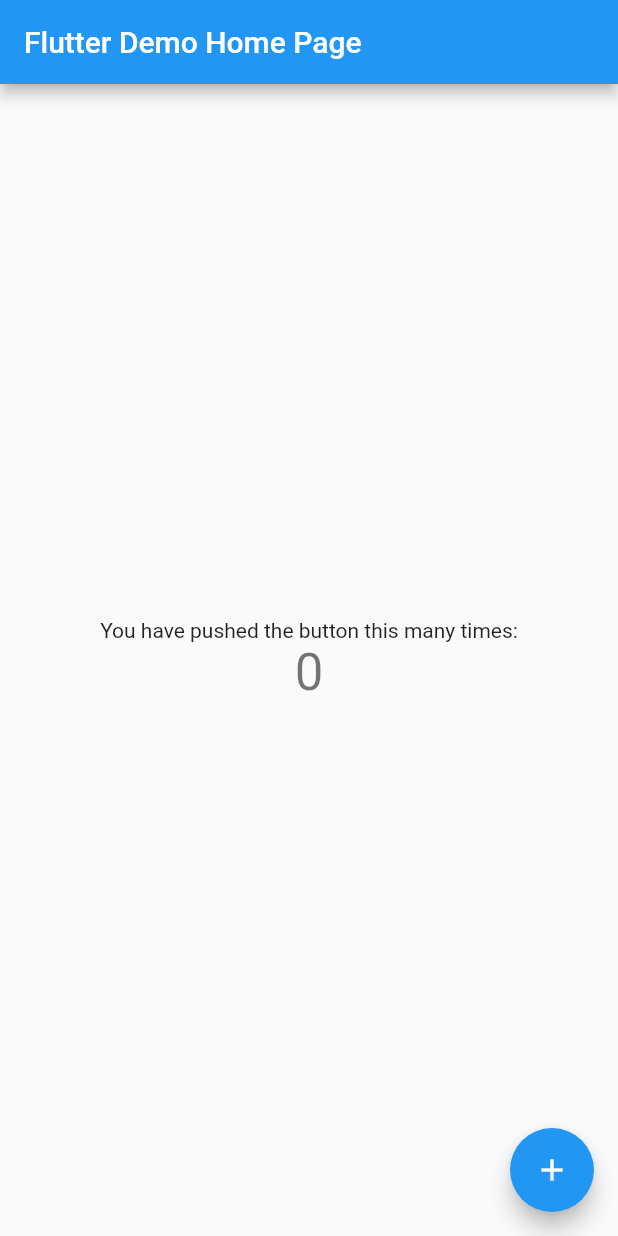
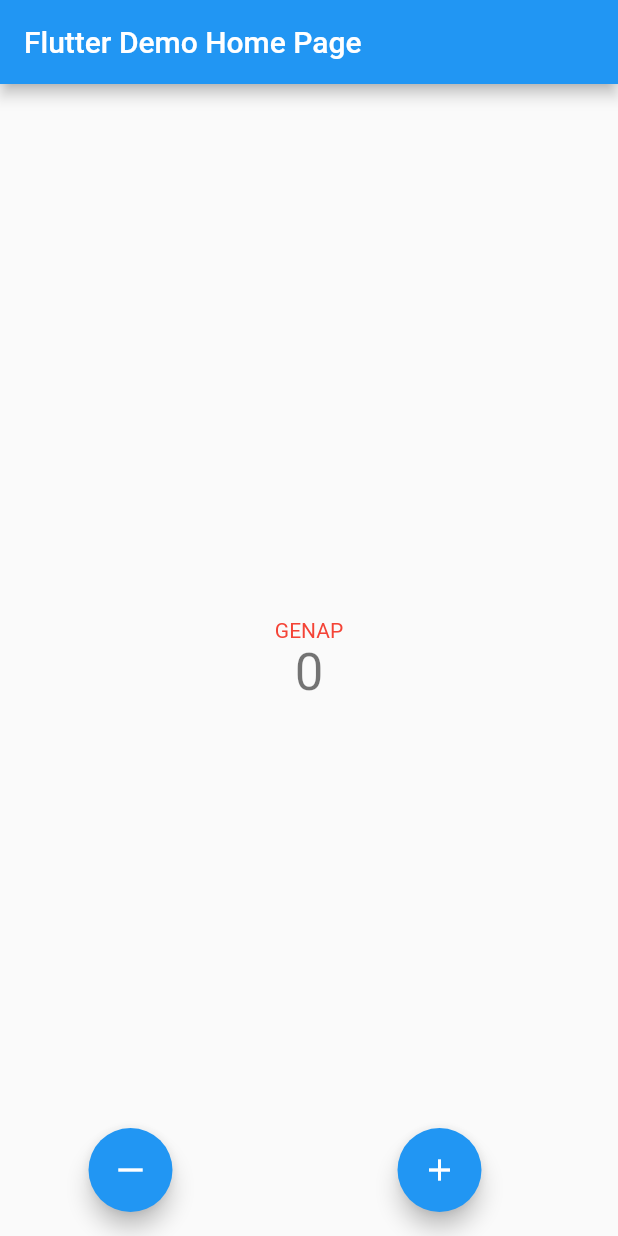
Before and after one commit to ihzadfm/pbp-flutter-lab, a Flutter app: the screen it shows after launch, on a phone screen of 412 x 824 dp. Run offline on Flutter 3.47's test engine with Material 2 defaults, Android fonts, the phone set to English and light mode, and no system bars.

Commit message:
FINAL TUGAS 7

```diff
--- a/lib/main.dart
+++ b/lib/main.dart
@@ -61,6 +61,14 @@ class _MyHomePageState extends State<MyHomePage> {
     });
   }
 
+  void _decrementCounter() {
+    if (_counter > 0) {
+      setState(() {
+        _counter--;
+      });
+    }
+  }
+
   @override
   Widget build(BuildContext context) {
     // This method is rerun every time setState is called, for instance as done
@@ -95,9 +103,10 @@ class _MyHomePageState extends State<MyHomePage> {
           // horizontal).
           mainAxisAlignment: MainAxisAlignment.center,
           children: <Widget>[
-            const Text(
-              'You have pushed the button this many times:',
-            ),
+            Text(_counter % 2 > 0 ? "GANJIL" : "GENAP",
+                style: _counter % 2 > 0
+                    ? const TextStyle(color: Colors.blue)
+                    : const TextStyle(color: Colors.red)),
             Text(
               '$_counter',
               style: Theme.of(context).textTheme.headline4,
@@ -105,10 +114,24 @@ class _MyHomePageState extends State<MyHomePage> {
           ],
         ),
       ),
-      floatingActionButton: FloatingActionButton(
-        onPressed: _incrementCounter,
-        tooltip: 'Increment',
-        child: const Icon(Icons.add),
+      floatingActionButton: Row(
+        mainAxisAlignment: MainAxisAlignment.spaceEvenly,
+        children: [
+          Expanded(
+            child: FloatingActionButton(
+              onPressed: _decrementCounter,
+              tooltip: 'Decrement',
+              child: const Icon(Icons.horizontal_rule_sharp),
+            ),
+          ),
+          Expanded(
+            child: FloatingActionButton(
+              onPressed: _incrementCounter,
+              tooltip: 'Increment',
+              child: const Icon(Icons.add),
+            ),
+          ),
+        ],
       ), // This trailing comma makes auto-formatting nicer for build methods.
     );
   }
```
Also changed, not shown: 1 other file.
